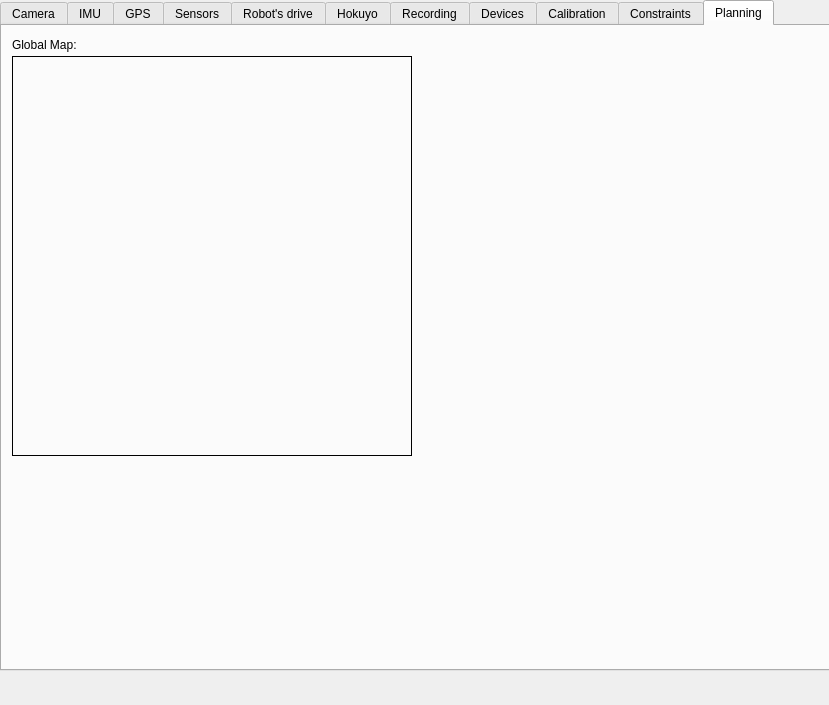
Before: the Qt Designer form Trobot_Qt/trobotqt.ui in LRMPUT/TAPAS, drawn with Qt 5.
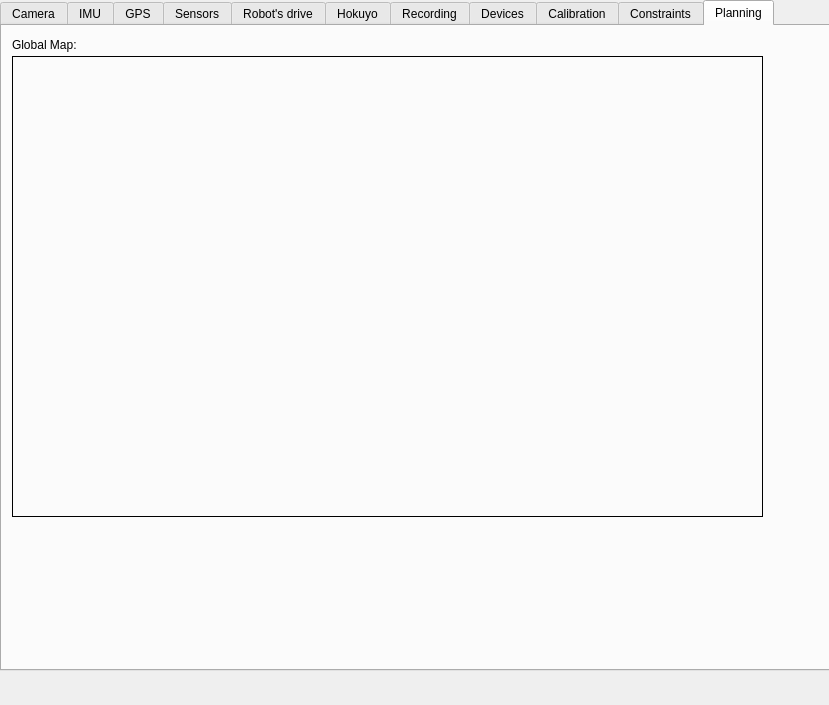
After: the same form once the commit is applied.

Diff of the .ui file:
```diff
--- a/Trobot_Qt/trobotqt.ui
+++ b/Trobot_Qt/trobotqt.ui
@@ -2009,8 +2009,8 @@
        <rect>
         <x>10</x>
         <y>30</y>
-        <width>400</width>
-        <height>400</height>
+        <width>751</width>
+        <height>461</height>
        </rect>
       </property>
       <property name="frameShape">
```
